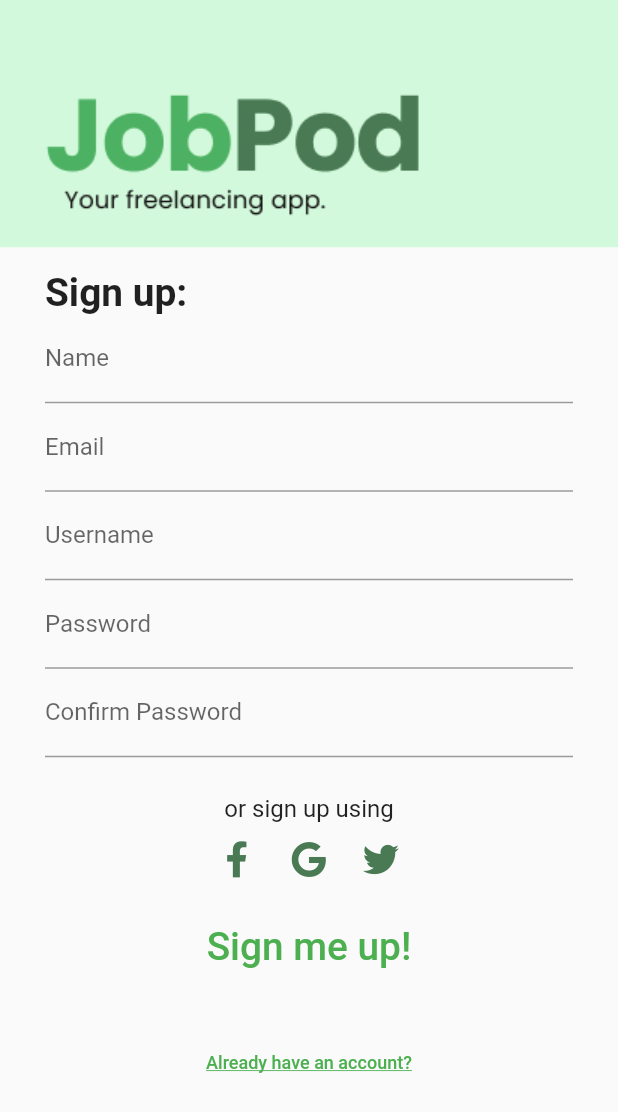
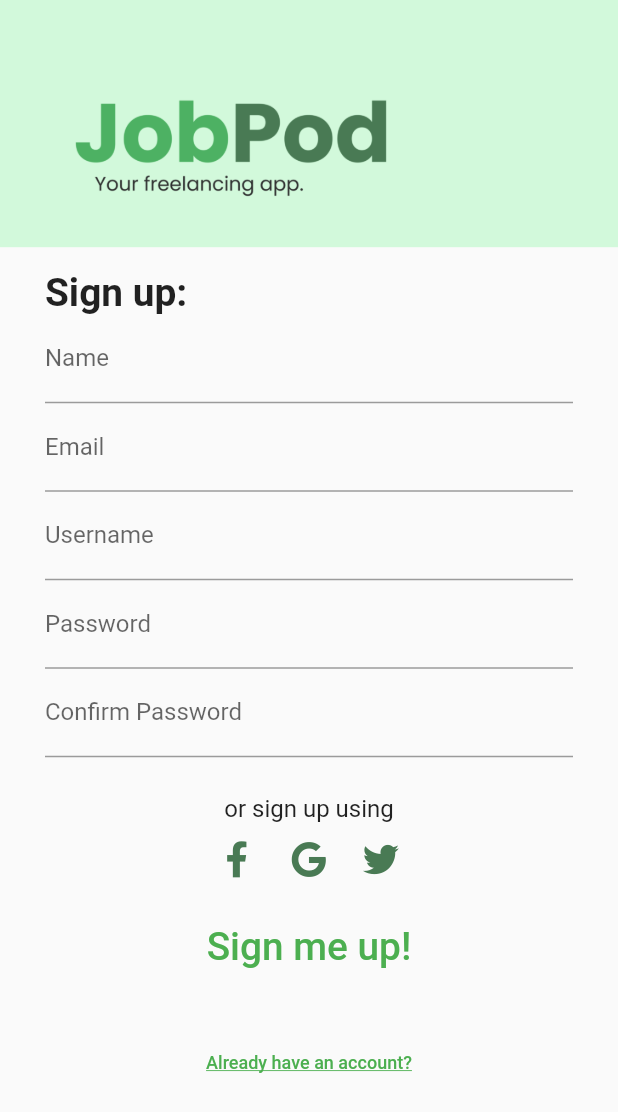
Before and after one commit to Polaf05/flutter_JobPod, a Flutter app: the Signup screen opened directly, on a phone screen of 412 x 824 dp. Shown: the top 1112 px of the screen. Run offline on Flutter 3.47's test engine with Material 2 defaults, Android fonts, the phone set to English and light mode, and no system bars; our stand-ins replace cloud_firestore, firebase_auth, firebase_core, font_awesome_flutter, google_fonts, google_sign_in; missing offline and left inert: flutter_facebook_login, streams_provider; accounts and stored records are empty; Roboto replaces fonts that are missing (RadikalLight).

Commit message:
icons done

```diff
--- a/jobpod/lib/screens/authenticate/signup.dart
+++ b/jobpod/lib/screens/authenticate/signup.dart
@@ -33,11 +33,10 @@ class _SignupState extends State<Signup> {
               height: MediaQuery.of(context).size.height * 0.20,
               color: Color(0xFFD2F9DB),
               child: Container(
-                padding: const EdgeInsets.symmetric(
-                    horizontal: 30.0, vertical: 20.0),
-                alignment: Alignment.bottomLeft,
+                padding: EdgeInsets.fromLTRB(0, 60, 100, 0),
+                alignment: Alignment.center,
                 child: Image(
-                  image: AssetImage("assets/Icon Group.png"),
+                  image: AssetImage("assets/Icon_Group.png"), width: 420, height: 100,
                 ),
               ),
             ),
```
Also changed, not shown: jobpod/lib/screens/authenticate/signin.dart (+6 -3 lines), jobpod/lib/screens/home/home.dart (+60 -2 lines), jobpod/assets/Icon Group.png (deleted), jobpod/assets/Icon_Group.png, jobpod/assets/JobPod button.png (added), jobpod/assets/JobPod.png (added), jobpod/assets/bell icon.png (added), jobpod/assets/burger icon.png (added), jobpod/assets/home icon.png (added), jobpod/assets/mail icon.png (added), jobpod/assets/profile icon.png (added), jobpod/assets/search icon.png (added), 1 other file.
